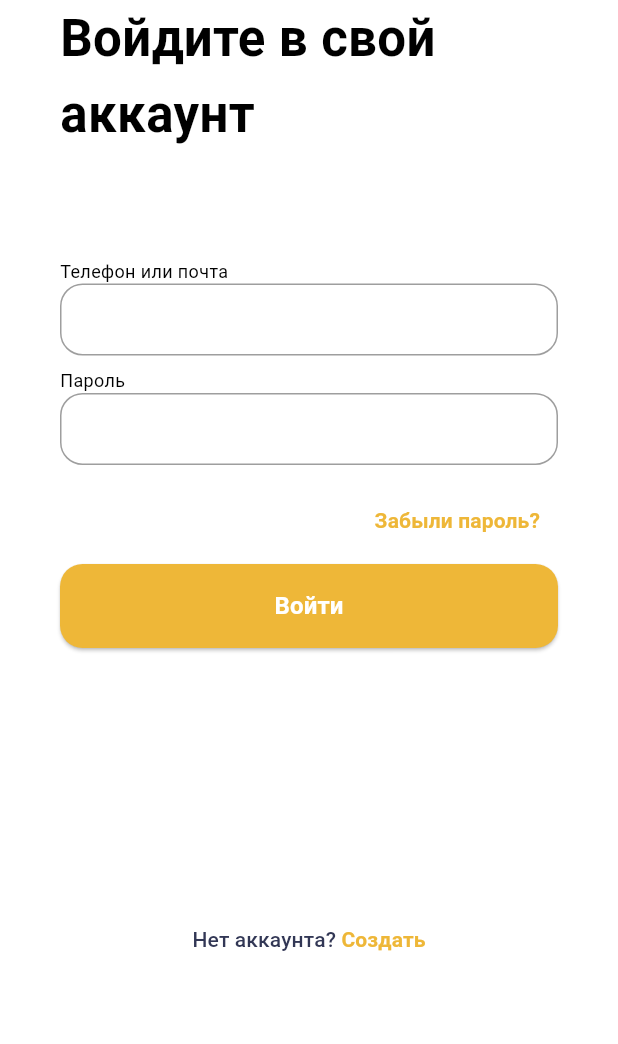
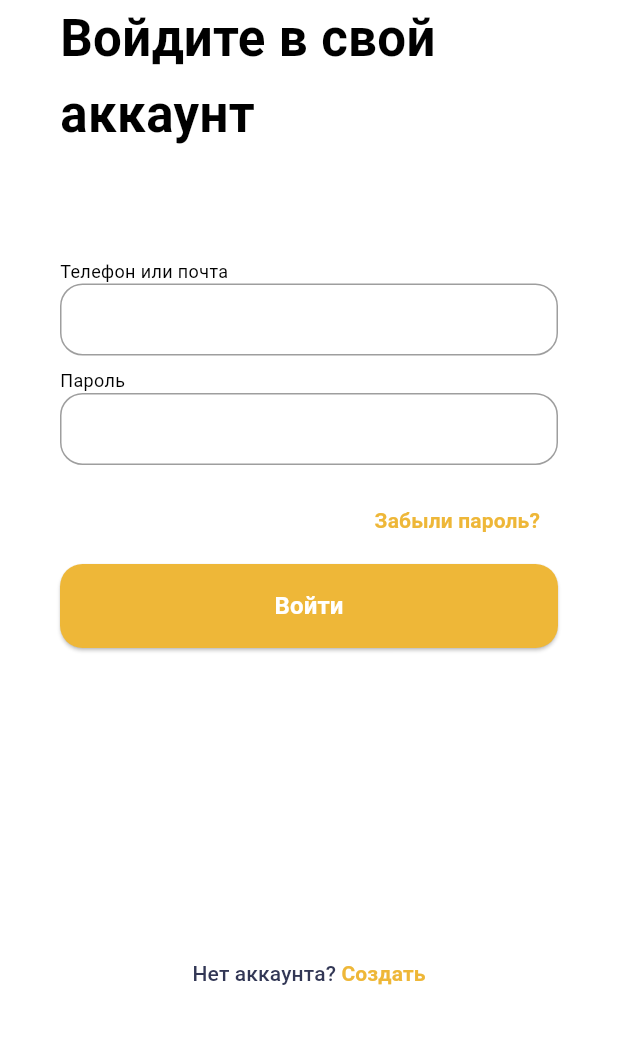
Before and after one commit to warja256/PawPick, a Flutter app: the AuthScreen screen opened directly, on a phone screen of 412 x 824 dp, the part 141-1185 px from its top. Run offline on Flutter 3.47's test engine with Material 3 defaults, Android fonts, the phone set to English and light mode, and no system bars.

Commit message:
небольшое изменени SizedBox  в файле sign_in

```diff
--- a/lib/auth/sign_in.dart
+++ b/lib/auth/sign_in.dart
@@ -176,7 +176,7 @@ class AuthScreen extends StatelessWidget {
                 ),
               ),
             ),
-            const SizedBox(height: 170),
+            const SizedBox(height: 193),
             //  ПОМЕНЯТЬ КАК ТУТ НА ВСЕХ ФАЙЛАХ
             Padding(
                 padding: const EdgeInsets.symmetric(horizontal: 40),
```
